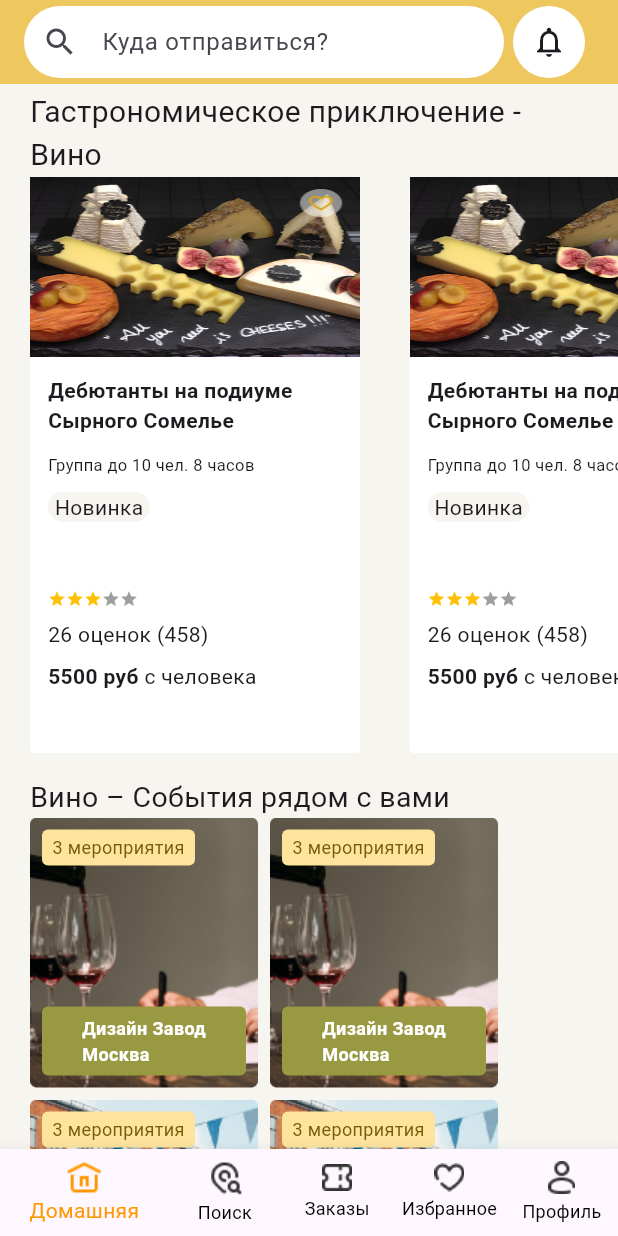
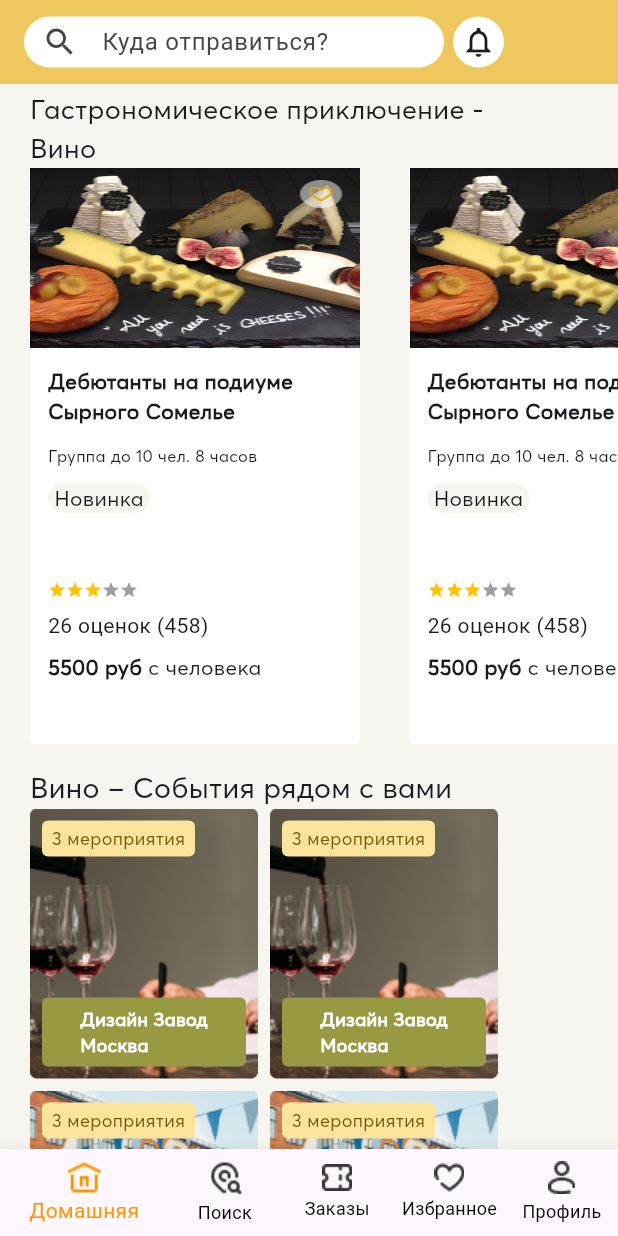
Before and after one commit to MikhaelKreslavskii/first_proj, a Flutter app: the screen it shows after launch, scrolled down 576 dp, on a phone screen of 412 x 824 dp. Run offline on Flutter 3.47's test engine with Material 3 defaults, Android fonts, the phone set to English and light mode, and no system bars; drawn by our look-alikes of flutter_rating_bar; our stand-ins replace flutter_bloc, sizer, smooth_page_indicator; statements that could not run were skipped.

Commit message:
change fontsize

```diff
--- /dev/null
+++ b/devtools_options.yaml
@@ -0,0 +1 @@
+extensions:
--- a/lib/components/adventure_page/adventure_page.dart
+++ b/lib/components/adventure_page/adventure_page.dart
@@ -12,7 +12,7 @@ class AdventurePage extends StatelessWidget {
         children: [
           Text(
             "Потрясающие приключения по\nвсей России",
-            style: TextStyle(fontSize: 19),
+            style: TextStyle(fontSize: 19, fontFamily: 'Averta'),
           ),
           Container(
             height: 180,
@@ -33,7 +33,8 @@ class AdventurePage extends StatelessWidget {
                       style: TextStyle(
                           color: Colors.white,
                           fontSize: 18,
-                          fontWeight: FontWeight.bold),
+                          fontWeight: FontWeight.bold,
+                          fontFamily: 'Averta'),
                     ),
                   ),
                 ),
--- a/lib/components/chosen_part/card_part.dart
+++ b/lib/components/chosen_part/card_part.dart
@@ -27,14 +27,17 @@ class CardPart extends StatelessWidget {
             padding: const EdgeInsets.all(12.0),
             child: Text(
               "Дебютанты на подиуме \nСырного Сомелье",
-              style: TextStyle(fontSize: 14, fontWeight: FontWeight.bold),
+              style: TextStyle(
+                  fontSize: 14,
+                  fontWeight: FontWeight.bold,
+                  fontFamily: 'Averta'),
             ),
           ),
           Padding(
             padding: const EdgeInsets.only(left: 12.0),
             child: Text(
               "Группа до 10 чел. 8 часов",
-              style: TextStyle(fontSize: 11),
+              style: TextStyle(fontSize: 11, fontFamily: 'Averta'),
             ),
           ),
           SizedBox(
@@ -48,7 +51,11 @@ class CardPart extends StatelessWidget {
               decoration: BoxDecoration(
                   color: Color.fromARGB(255, 247, 245, 240),
                   borderRadius: BorderRadius.circular(12)),
-              child: Center(child: Text("Новинка")),
+              child: Center(
+                  child: Text(
+                "Новинка",
+                style: TextStyle(fontFamily: 'Averta'),
+              )),
             ),
           ),
           SizedBox(
@@ -83,9 +90,15 @@ class CardPart extends StatelessWidget {
               children: [
                 Text(
                   "5500 руб",
-                  style: TextStyle(fontWeight: FontWeight.bold, fontSize: 14),
+                  style: TextStyle(
+                      fontWeight: FontWeight.bold,
+                      fontSize: 14,
+                      fontFamily: 'Averta'),
                 ),
-                Text(" с человека")
+                Text(
+                  " с человека",
+                  style: TextStyle(fontFamily: 'Averta'),
+                )
               ],
             ),
           )
--- a/lib/components/chosen_part/chosen_part_list.dart
+++ b/lib/components/chosen_part/chosen_part_list.dart
@@ -27,7 +27,7 @@ class _ChosenPartListState extends State<ChosenPartList> {
           padding: const EdgeInsets.only(left: 20.0),
           child: Text(
             "Гастрономическое приключение - \nВино",
-            style: TextStyle(fontSize: 20),
+            style: TextStyle(fontSize: 18, fontFamily: 'Averta'),
           ),
         ),
         Container(
--- a/lib/components/event_page/card.dart
+++ b/lib/components/event_page/card.dart
@@ -25,7 +25,9 @@ class CardEvent extends StatelessWidget {
                 child: Text(
               "3 мероприятия",
               style: TextStyle(
-                  color: Color.fromARGB(255, 118, 91, 10), fontSize: 12),
+                  color: Color.fromARGB(255, 118, 91, 10),
+                  fontSize: 12,
+                  fontFamily: 'Averta'),
             )),
           ),
           SizedBox(
@@ -43,7 +45,8 @@ class CardEvent extends StatelessWidget {
               style: TextStyle(
                   fontSize: 12,
                   color: Colors.white,
-                  fontWeight: FontWeight.bold),
+                  fontWeight: FontWeight.bold,
+                  fontFamily: 'Averta'),
             )),
           ),
         ]),
--- a/lib/components/event_page/event_page.dart
+++ b/lib/components/event_page/event_page.dart
@@ -13,7 +13,7 @@ class EventPage extends StatelessWidget {
         children: [
           Text(
             "Вино – События рядом с вами",
-            style: TextStyle(fontSize: 19),
+            style: TextStyle(fontSize: 19, fontFamily: 'Averta'),
           ),
           Row(
             ///  mainAxisAlignment: MainAxisAlignment.spaceEvenly,
--- a/lib/page/homePage.dart
+++ b/lib/page/homePage.dart
@@ -18,6 +18,7 @@ class _HomePageState extends State<HomePage> {
   @override
   Widget build(BuildContext context) {
     const primaryColor = Color.fromARGB(255, 249, 209, 88);
+    return LayoutBuilder(builder: (context, constraints) {
       return Scaffold(
         backgroundColor: Color.fromARGB(255, 247, 245, 240),
         appBar: AppBar(
@@ -25,7 +26,8 @@ class _HomePageState extends State<HomePage> {
           title: Row(children: <Widget>[
             Container(
               /// height: 34,
-            width: 320,
+              constraints: BoxConstraints.loose(Size(296, 34)),
+              width: 280,
               child: TextField(
                 ///cursorHeight: 4,
                 ///  textAlignVertical: TextAlignVertical.center,
@@ -44,8 +46,9 @@ class _HomePageState extends State<HomePage> {
               width: 6,
             ),
             Container(
-            width: 48,
-            height: 48,
+              constraints: BoxConstraints.loose(Size(34, 34)),
+              width: 34,
+              height: 34,
               decoration: BoxDecoration(
                   color: Colors.white, borderRadius: BorderRadius.circular(30)),
               child: Icon(Icons.notifications_outlined),
@@ -69,5 +72,6 @@ class _HomePageState extends State<HomePage> {
           ]),
         ),
       );
+    });
   }
 }
--- a/lib/page/main_screen.dart
+++ b/lib/page/main_screen.dart
@@ -1,6 +1,7 @@
 import 'package:first_proj/components/first_page_slider/start_page_controller.dart';
 import 'package:first_proj/page/homePage.dart';
 import 'package:flutter/material.dart';
+import 'package:sizer/sizer.dart';
 
 class MainScreen extends StatefulWidget {
   const MainScreen({super.key});
@@ -29,6 +30,9 @@ class _MainScreenState extends State<MainScreen> {
   static int _currentIndex = 0;
   @override
   Widget build(BuildContext context) {
+    return LayoutBuilder(builder: (context, constraints) {
+      return OrientationBuilder(builder: (context, orientation) {
+        SizerUtil.setScreenSize(constraints, orientation);
         return MaterialApp(
           home: Scaffold(
             body: _pages.elementAt(_currentIndex),
@@ -82,6 +86,8 @@ class _MainScreenState extends State<MainScreen> {
             // body:
           ),
         );
+      });
+    });
   }
 
   void _onItemTapped(int index) {
--- a/pubspec.yaml
+++ b/pubspec.yaml
@@ -37,6 +37,8 @@ dependencies:
   smooth_page_indicator: ^1.1.0
   flutter_rating_bar: ^4.0.1
   flutter_bloc: ^8.1.3
+
+  sizer: ^2.0.15
 
 dev_dependencies:
   flutter_test:
```
Also changed, not shown: pubspec.lock. Lines whose indentation alone changed are shown as unchanged.
